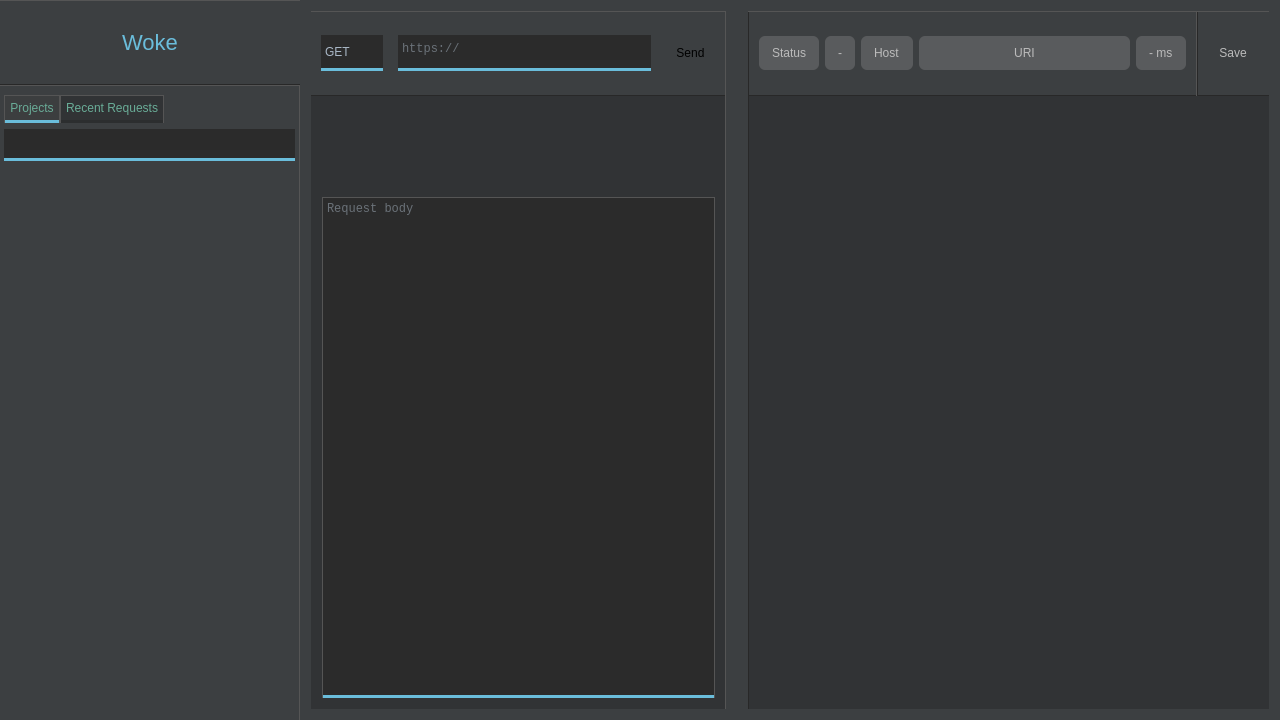
Old version of the form mainwindow.ui in the repository tmstieff/Woke.
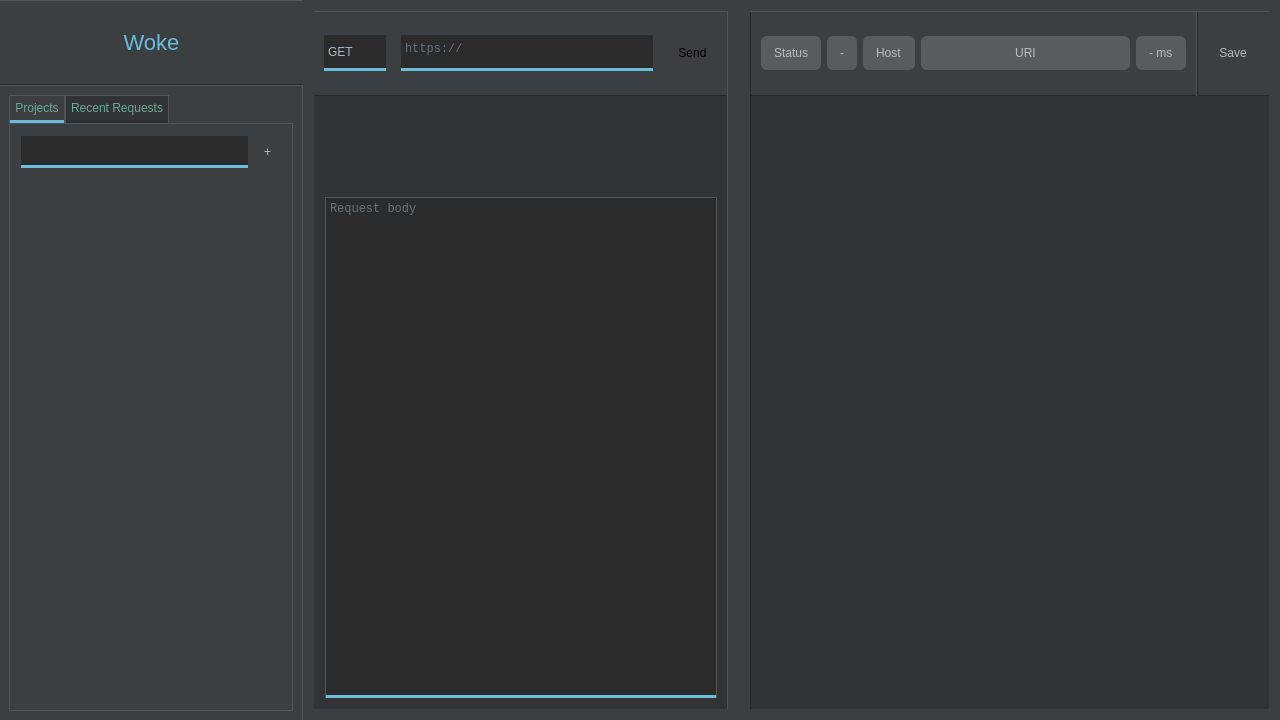
New version of the form. Icons and pictures are not drawn. Custom widgets are drawn as their Qt base class.

Commit message: Test for project controller and also some minor UI changes

What changed in the file:
```diff
--- a/mainwindow.ui
+++ b/mainwindow.ui
@@ -271,13 +271,13 @@
           </property>
           <layout class="QVBoxLayout" name="verticalLayout_4">
            <property name="leftMargin">
-            <number>4</number>
+            <number>9</number>
            </property>
            <property name="topMargin">
             <number>9</number>
            </property>
            <property name="rightMargin">
-            <number>4</number>
+            <number>9</number>
            </property>
            <property name="bottomMargin">
             <number>9</number>
@@ -343,6 +343,9 @@
                 <verstretch>0</verstretch>
                </sizepolicy>
               </property>
+              <property name="styleSheet">
+               <string notr="true"/>
+              </property>
               <attribute name="title">
                <string>Projects</string>
               </attribute>
@@ -382,6 +385,10 @@
 	border-bottom: 3px solid #6ABDDB;
 	color: #a9b7c6;
 	padding-left: 2px;
+}
+
+#projectsTabFrame {
+	border: 1px solid #555555;
 }</string>
                  </property>
                  <property name="frameShape">
@@ -391,20 +398,16 @@
                   <enum>QFrame::Raised</enum>
                  </property>
                  <layout class="QVBoxLayout" name="verticalLayout_6">
-                  <property name="leftMargin">
-                   <number>0</number>
-                  </property>
-                  <property name="topMargin">
-                   <number>6</number>
-                  </property>
-                  <property name="rightMargin">
-                   <number>0</number>
-                  </property>
-                  <property name="bottomMargin">
-                   <number>0</number>
-                  </property>
+                  <item>
+                   <layout class="QHBoxLayout" name="projectsTabControls">
                   <item>
                    <widget class="QComboBox" name="projectsListComboBox">
+                      <property name="sizePolicy">
+                       <sizepolicy hsizetype="Expanding" vsizetype="Fixed">
+                        <horstretch>0</horstretch>
+                        <verstretch>0</verstretch>
+                       </sizepolicy>
+                      </property>
                     <property name="minimumSize">
                      <size>
                       <width>0</width>
@@ -419,7 +422,7 @@
 </string>
                     </property>
                     <property name="editable">
-                     <bool>true</bool>
+                       <bool>false</bool>
                     </property>
                     <property name="currentIndex">
                      <number>-1</number>
@@ -430,6 +433,24 @@
                    </widget>
                   </item>
                   <item>
+                     <widget class="QPushButton" name="pushButton">
+                      <property name="sizePolicy">
+                       <sizepolicy hsizetype="Fixed" vsizetype="Fixed">
+                        <horstretch>0</horstretch>
+                        <verstretch>0</verstretch>
+                       </sizepolicy>
+                      </property>
+                      <property name="text">
+                       <string>+</string>
+                      </property>
+                      <property name="flat">
+                       <bool>false</bool>
+                      </property>
+                     </widget>
+                    </item>
+                   </layout>
+                  </item>
+                  <item>
                    <widget class="QListWidget" name="projectsRequestsList">
                     <property name="styleSheet">
                      <string notr="true"/>
@@ -479,6 +500,10 @@
                   <string notr="true">QFrame {
 	background-color: #3c3f41;
 	border: none;
+}
+
+#recentRequestsTabFrame {
+	border: 1px solid #555555;
 }</string>
                  </property>
                  <property name="frameShape">
```
Lines whose indentation alone changed are shown as unchanged. The commit also changes 7 other files.
